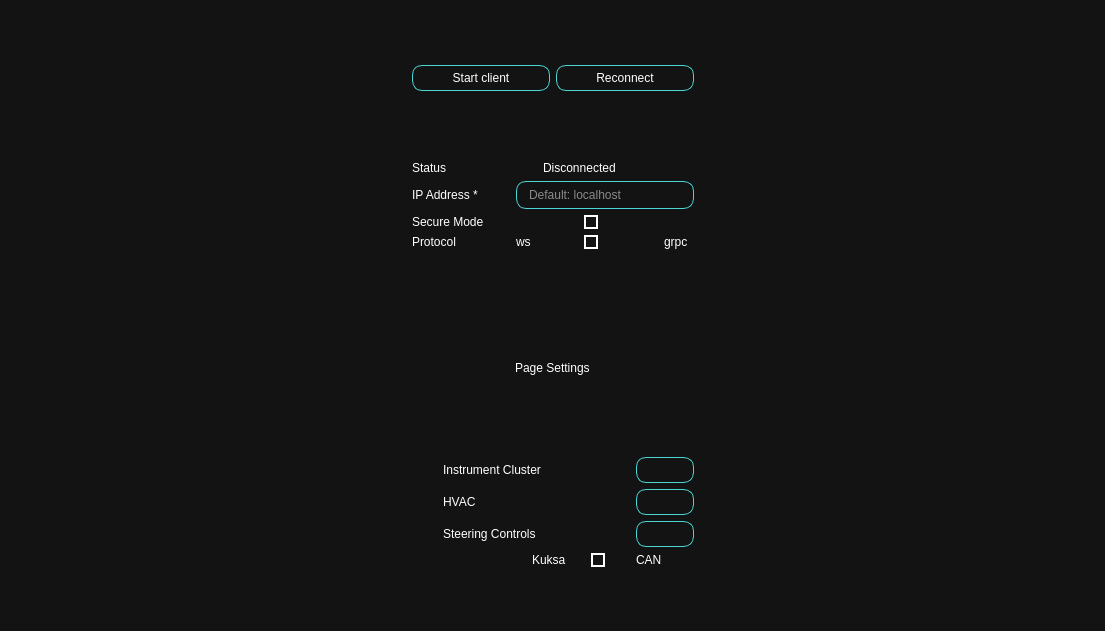
Qt form ui/Settings_Window.ui (AutomotiveGradeLinux/src-agl-demo-control-panel) before a commit.
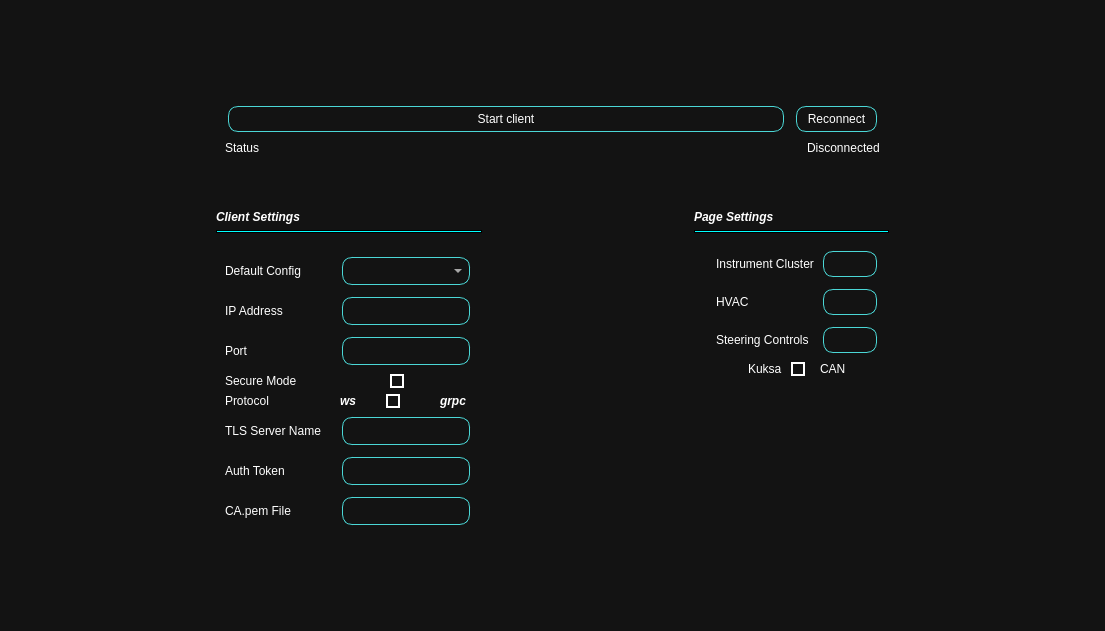
The same form after that commit. Icons and pictures are not drawn.

Commit message: agl-demo-control-panel: Refactor Settings, Config and UI scaling

```diff
--- a/ui/Settings_Window.ui
+++ b/ui/Settings_Window.ui
@@ -16,7 +16,7 @@
   <property name="styleSheet">
    <string notr="true">*{
 	border: none;
-	background-color: transparent;
+	/* background-color: transparent; */
 	background: none; 
 	padding: 0;
 	margin: 0;
@@ -33,6 +33,7 @@
 	padding: 5px 10px;
 	border: 1px solid #4BD7D6 ; /* light blue */
 	border-radius: 10px;
+	margin: 3px;
 }
 
 QPushButton:pressed {
@@ -44,6 +45,48 @@
 	padding: 5px 10px;
 	border: 1px solid #4BD7D6 ; /* light blue */
 	border-radius: 10px;
+	margin: 3px;
+}
+
+QComboBox{
+	background-color: transparent;
+	padding: 5px 10px;
+	border: 1px solid #4BD7D6 ; /* light blue */
+	border-radius: 10px;
+	margin: 3px;
+}
+
+QComboBox::drop-down {
+    image: url(:/Carbon_Icons/carbon_icons/chevron--down.svg);
+}
+
+QComboBox::down-arrow {
+    image: url(:/Carbon_Icons/carbon_icons/chevron--down.svg);
+}
+
+QComboBox::up-arrow {
+    image: url(:/Carbon_Icons/carbon_icons/chevron--up.svg);
+}
+
+QComboBox QAbstractItemView {
+    color: #4BD7D6; /* light blue */
+    background-color: #131313; /* black */
+    border: 1px solid #4BD7D6; /* light blue */
+    border-radius: 10px; /* rounded corners */
+}
+
+QComboBox QAbstractItemView::item {
+    color: #4BD7D6; /* light blue */
+    background-color: #131313; /* black */
+    border: 1px solid #4BD7D6; /* light blue */
+    border-radius: 10px; /* rounded corners */
+	padding: 5px 10px;
+	margin: 3px;
+}
+
+QComboBox QAbstractItemView::item:selected {
+    background-color: #6C6C85 ; /* pastel purple */
+    border-radius: 10px; /* rounded corners */
 }
 
 QCheckBox {
@@ -67,11 +110,74 @@
 
 QCheckBox:indicator:disabled {
   background-color: #cccccc; /* Grayed out background */
+}
+
+#divider_1{
+  background-color: #00ffff; /* Neon blue */
+  border: 1px solid; 
+}
+#divider_2{
+  background-color: #00ffff; /* Neon blue */
+  border: 1px solid; 
 }</string>
   </property>
   <widget class="QWidget" name="centralwidget">
    <layout class="QGridLayout" name="gridLayout">
-    <item row="0" column="0" colspan="4">
+    <item row="2" column="3">
+     <widget class="QLabel" name="label_2">
+      <property name="font">
+       <font>
+        <weight>75</weight>
+        <italic>true</italic>
+        <bold>true</bold>
+       </font>
+      </property>
+      <property name="text">
+       <string>Page Settings</string>
+      </property>
+      <property name="margin">
+       <number>6</number>
+      </property>
+     </widget>
+    </item>
+    <item row="3" column="1">
+     <widget class="QFrame" name="divider_1">
+      <property name="frameShape">
+       <enum>QFrame::HLine</enum>
+      </property>
+      <property name="frameShadow">
+       <enum>QFrame::Sunken</enum>
+      </property>
+     </widget>
+    </item>
+    <item row="2" column="1">
+     <widget class="QLabel" name="label_19">
+      <property name="font">
+       <font>
+        <weight>75</weight>
+        <italic>true</italic>
+        <bold>true</bold>
+       </font>
+      </property>
+      <property name="text">
+       <string>Client Settings</string>
+      </property>
+     </widget>
+    </item>
+    <item row="1" column="5" rowspan="6">
+     <spacer name="horizontalSpacer">
+      <property name="orientation">
+       <enum>Qt::Horizontal</enum>
+      </property>
+      <property name="sizeHint" stdset="0">
+       <size>
+        <width>40</width>
+        <height>20</height>
+       </size>
+      </property>
+     </spacer>
+    </item>
+    <item row="0" column="0" colspan="6">
      <spacer name="verticalSpacer_3">
       <property name="orientation">
        <enum>Qt::Vertical</enum>
@@ -84,229 +190,23 @@
       </property>
      </spacer>
     </item>
-    <item row="1" column="0" rowspan="5">
-     <spacer name="horizontalSpacer_2">
+    <item row="6" column="1" colspan="4">
+     <spacer name="verticalSpacer">
       <property name="orientation">
-       <enum>Qt::Horizontal</enum>
+       <enum>Qt::Vertical</enum>
+      </property>
+      <property name="sizeType">
+       <enum>QSizePolicy::Expanding</enum>
       </property>
       <property name="sizeHint" stdset="0">
        <size>
-        <width>40</width>
-        <height>20</height>
+        <width>20</width>
+        <height>40</height>
        </size>
       </property>
      </spacer>
     </item>
-    <item row="3" column="1" colspan="2">
-     <widget class="QFrame" name="frame_general_settings">
-      <property name="frameShape">
-       <enum>QFrame::StyledPanel</enum>
-      </property>
-      <property name="frameShadow">
-       <enum>QFrame::Raised</enum>
-      </property>
-      <layout class="QGridLayout" name="gridLayout_2">
-       <item row="1" column="5" colspan="2" alignment="Qt::AlignLeft">
-        <widget class="QLabel" name="connectionLogo">
-         <property name="text">
-          <string/>
-         </property>
-         <property name="pixmap">
-          <pixmap resource="../assets/res.qrc">:/Carbon_Icons/carbon_icons/connection-signal--off.svg</pixmap>
-         </property>
-        </widget>
-       </item>
-       <item row="2" column="0" colspan="4">
-        <widget class="QLabel" name="IPAddr">
-         <property name="text">
-          <string>IP Address *</string>
-         </property>
-        </widget>
-       </item>
-       <item row="4" column="7" alignment="Qt::AlignHCenter">
-        <widget class="QCheckBox" name="place_holder_toggle_2">
-         <property name="toolTip">
-          <string>Default: WS</string>
-         </property>
-         <property name="text">
-          <string/>
-         </property>
-        </widget>
-       </item>
-       <item row="4" column="0" colspan="3">
-        <widget class="QLabel" name="label_11">
-         <property name="toolTip">
-          <string>Default: WS</string>
-         </property>
-         <property name="text">
-          <string>Protocol</string>
-         </property>
-        </widget>
-       </item>
-       <item row="4" column="10" alignment="Qt::AlignLeft">
-        <widget class="QLabel" name="label_13">
-         <property name="text">
-          <string>grpc</string>
-         </property>
-        </widget>
-       </item>
-       <item row="1" column="0" colspan="4">
-        <widget class="QLabel" name="status">
-         <property name="text">
-          <string>Status</string>
-         </property>
-        </widget>
-       </item>
-       <item row="1" column="7">
-        <widget class="QLabel" name="connectionStatus">
-         <property name="sizePolicy">
-          <sizepolicy hsizetype="Expanding" vsizetype="Preferred">
-           <horstretch>0</horstretch>
-           <verstretch>0</verstretch>
-          </sizepolicy>
-         </property>
-         <property name="text">
-          <string>Disconnected</string>
-         </property>
-        </widget>
-       </item>
-       <item row="5" column="1" rowspan="2">
-        <widget class="QFrame" name="PageIcons">
-         <property name="frameShape">
-          <enum>QFrame::StyledPanel</enum>
-         </property>
-         <property name="frameShadow">
-          <enum>QFrame::Raised</enum>
-         </property>
-         <layout class="QVBoxLayout" name="verticalLayout">
-          <property name="spacing">
-           <number>0</number>
-          </property>
-          <property name="leftMargin">
-           <number>0</number>
-          </property>
-          <property name="topMargin">
-           <number>0</number>
-          </property>
-          <property name="rightMargin">
-           <number>0</number>
-          </property>
-          <property name="bottomMargin">
-           <number>0</number>
-          </property>
-         </layout>
-        </widget>
-       </item>
-       <item row="3" column="5">
-        <widget class="QLabel" name="label_9">
-         <property name="text">
-          <string/>
-         </property>
-         <property name="pixmap">
-          <pixmap resource="../assets/res.qrc">:/Carbon_Icons/carbon_icons/security-services.svg</pixmap>
-         </property>
-        </widget>
-       </item>
-       <item row="1" column="4" rowspan="4">
-        <spacer name="horizontalSpacer_3">
-         <property name="orientation">
-          <enum>Qt::Horizontal</enum>
-         </property>
-         <property name="sizeType">
-          <enum>QSizePolicy::Fixed</enum>
-         </property>
-         <property name="sizeHint" stdset="0">
-          <size>
-           <width>20</width>
-           <height>20</height>
-          </size>
-         </property>
-        </spacer>
-       </item>
-       <item row="3" column="0" colspan="4">
-        <widget class="QLabel" name="label">
-         <property name="toolTip">
-          <string>Default: Secure</string>
-         </property>
-         <property name="text">
-          <string>Secure Mode</string>
-         </property>
-        </widget>
-       </item>
-       <item row="5" column="2" rowspan="2">
-        <widget class="QFrame" name="PageLabels">
-         <property name="frameShape">
-          <enum>QFrame::StyledPanel</enum>
-         </property>
-         <property name="frameShadow">
-          <enum>QFrame::Raised</enum>
-         </property>
-         <layout class="QVBoxLayout" name="verticalLayout_2">
-          <property name="spacing">
-           <number>0</number>
-          </property>
-          <property name="leftMargin">
-           <number>0</number>
-          </property>
-          <property name="topMargin">
-           <number>0</number>
-          </property>
-          <property name="rightMargin">
-           <number>0</number>
-          </property>
-          <property name="bottomMargin">
-           <number>0</number>
-          </property>
-         </layout>
-        </widget>
-       </item>
-       <item row="4" column="5" alignment="Qt::AlignRight">
-        <widget class="QLabel" name="label_12">
-         <property name="text">
-          <string>ws</string>
-         </property>
-        </widget>
-       </item>
-       <item row="2" column="5" colspan="7">
-        <widget class="QLineEdit" name="IPAddrInput">
-         <property name="placeholderText">
-          <string>Default: localhost</string>
-         </property>
-        </widget>
-       </item>
-       <item row="3" column="6" colspan="3" alignment="Qt::AlignHCenter">
-        <widget class="QCheckBox" name="place_holder_toggle_1">
-         <property name="toolTip">
-          <string>Default: Secure</string>
-         </property>
-         <property name="text">
-          <string/>
-         </property>
-         <property name="checked">
-          <bool>false</bool>
-         </property>
-        </widget>
-       </item>
-       <item row="0" column="0" colspan="11">
-        <spacer name="verticalSpacer_2">
-         <property name="orientation">
-          <enum>Qt::Vertical</enum>
-         </property>
-         <property name="sizeType">
-          <enum>QSizePolicy::Maximum</enum>
-         </property>
-         <property name="sizeHint" stdset="0">
-          <size>
-           <width>20</width>
-           <height>40</height>
-          </size>
-         </property>
-        </spacer>
-       </item>
-      </layout>
-     </widget>
-    </item>
-    <item row="1" column="1" colspan="2">
+    <item row="1" column="1" colspan="4">
      <widget class="QFrame" name="frame_2">
       <property name="sizePolicy">
        <sizepolicy hsizetype="Preferred" vsizetype="Fixed">
@@ -320,9 +220,15 @@
       <property name="frameShadow">
        <enum>QFrame::Raised</enum>
       </property>
-      <layout class="QHBoxLayout" name="horizontalLayout_2">
-       <item>
+      <layout class="QGridLayout" name="gridLayout_4">
+       <item row="0" column="0">
         <widget class="QPushButton" name="startClientBtn">
+         <property name="sizePolicy">
+          <sizepolicy hsizetype="Expanding" vsizetype="Fixed">
+           <horstretch>0</horstretch>
+           <verstretch>0</verstretch>
+          </sizepolicy>
+         </property>
          <property name="text">
           <string>Start client</string>
          </property>
@@ -338,7 +244,7 @@
          </property>
         </widget>
        </item>
-       <item>
+       <item row="0" column="1" colspan="2" alignment="Qt::AlignRight">
         <widget class="QPushButton" name="reconnectBtn">
          <property name="text">
           <string>Reconnect</string>
@@ -355,27 +261,70 @@
          </property>
         </widget>
        </item>
+       <item row="3" column="1" alignment="Qt::AlignRight">
+        <widget class="QLabel" name="connectionLogo">
+         <property name="text">
+          <string/>
+         </property>
+         <property name="pixmap">
+          <pixmap resource="../assets/res.qrc">:/Carbon_Icons/carbon_icons/connection-signal--off.svg</pixmap>
+         </property>
+        </widget>
+       </item>
+       <item row="3" column="2" alignment="Qt::AlignLeft">
+        <widget class="QLabel" name="connectionStatus">
+         <property name="sizePolicy">
+          <sizepolicy hsizetype="Expanding" vsizetype="Preferred">
+           <horstretch>0</horstretch>
+           <verstretch>0</verstretch>
+          </sizepolicy>
+         </property>
+         <property name="text">
+          <string>Disconnected</string>
+         </property>
+        </widget>
+       </item>
+       <item row="3" column="0">
+        <widget class="QLabel" name="status">
+         <property name="text">
+          <string>Status</string>
+         </property>
+        </widget>
+       </item>
+       <item row="4" column="0" colspan="3">
+        <spacer name="verticalSpacer_2">
+         <property name="orientation">
+          <enum>Qt::Vertical</enum>
+         </property>
+         <property name="sizeType">
+          <enum>QSizePolicy::Maximum</enum>
+         </property>
+         <property name="sizeHint" stdset="0">
+          <size>
+           <width>20</width>
+           <height>40</height>
+          </size>
+         </property>
+        </spacer>
+       </item>
       </layout>
      </widget>
     </item>
-    <item row="5" column="1" colspan="2">
-     <spacer name="verticalSpacer">
+    <item row="1" column="0" rowspan="6">
+     <spacer name="horizontalSpacer_2">
       <property name="orientation">
-       <enum>Qt::Vertical</enum>
+       <enum>Qt::Horizontal</enum>
       </property>
-      <property name="sizeType">
-       <enum>QSizePolicy::Expanding</enum>
-      </property>
       <property name="sizeHint" stdset="0">
        <size>
-        <width>20</width>
-        <height>40</height>
+        <width>40</width>
+        <height>20</height>
        </size>
       </property>
      </spacer>
     </item>
-    <item row="1" column="3" rowspan="5">
-     <spacer name="horizontalSpacer">
+    <item row="2" column="2" rowspan="4">
+     <spacer name="horizontalSpacer_3">
       <property name="orientation">
        <enum>Qt::Horizontal</enum>
       </property>
@@ -387,12 +336,12 @@
       </property>
      </spacer>
     </item>
-    <item row="4" column="1" colspan="2">
+    <item row="4" column="3" rowspan="2" colspan="2" alignment="Qt::AlignTop">
      <widget class="QFrame" name="frame_page_settings">
       <property name="minimumSize">
        <size>
-        <width>300</width>
-        <height>300</height>
+        <width>0</width>
+        <height>0</height>
        </size>
       </property>
       <property name="frameShape">
@@ -402,7 +351,21 @@
        <enum>QFrame::Raised</enum>
       </property>
       <layout class="QGridLayout" name="gridLayout_3">
-       <item row="7" column="4">
+       <item row="3" column="1" colspan="3">
+        <widget class="QLabel" name="label_4">
+         <property name="text">
+          <string>HVAC</string>
+         </property>
+        </widget>
+       </item>
+       <item row="5" column="3" alignment="Qt::AlignHCenter">
+        <widget class="QCheckBox" name="place_holder_toggle_3">
+         <property name="text">
+          <string/>
+         </property>
+        </widget>
+       </item>
+       <item row="4" column="4">
         <widget class="QPushButton" name="pushButton_3">
          <property name="text">
           <string/>
@@ -419,48 +382,55 @@
          </property>
         </widget>
        </item>
-       <item row="5" column="4">
-        <widget class="QPushButton" name="pushButton">
+       <item row="2" column="1" colspan="3">
+        <widget class="QLabel" name="label_3">
          <property name="text">
-          <string/>
+          <string>Instrument Cluster</string>
          </property>
-         <property name="icon">
-          <iconset resource="../assets/res.qrc">
-           <normaloff>:/Carbon_Icons/carbon_icons/view.svg</normaloff>:/Carbon_Icons/carbon_icons/view.svg</iconset>
-         </property>
-         <property name="iconSize">
-          <size>
-           <width>30</width>
-           <height>30</height>
-          </size>
-         </property>
         </widget>
        </item>
-       <item row="6" column="4">
-        <widget class="QPushButton" name="pushButton_2">
-         <property name="text">
-          <string/>
-         </property>
-         <property name="icon">
-          <iconset resource="../assets/res.qrc">
-           <normaloff>:/Carbon_Icons/carbon_icons/view.svg</normaloff>:/Carbon_Icons/carbon_icons/view.svg</iconset>
-         </property>
-         <property name="iconSize">
-          <size>
-           <width>30</width>
-           <height>30</height>
-          </size>
-         </property>
-        </widget>
-       </item>
-       <item row="7" column="1" colspan="3">
+       <item row="4" column="1" colspan="3">
         <widget class="QLabel" name="label_5">
          <property name="text">
           <string>Steering Controls</string>
          </property>
         </widget>
        </item>
-       <item row="6" column="0">
+       <item row="5" column="1" alignment="Qt::AlignHCenter|Qt::AlignVCenter">
+        <widget class="QLabel" name="label_15">
+         <property name="text">
+          <string/>
+         </property>
+         <property name="pixmap">
+          <pixmap resource="../assets/res.qrc">:/Carbon_Icons/carbon_icons/x-axis.svg</pixmap>
+         </property>
+        </widget>
+       </item>
+       <item row="5" column="2" alignment="Qt::AlignRight|Qt::AlignVCenter">
+        <widget class="QLabel" name="label_14">
+         <property name="text">
+          <string>Kuksa</string>
+         </property>
+        </widget>
+       </item>
+       <item row="2" column="4">
+        <widget class="QPushButton" name="pushButton">
+         <property name="text">
+          <string/>
+         </property>
+         <property name="icon">
+          <iconset resource="../assets/res.qrc">
+           <normaloff>:/Carbon_Icons/carbon_icons/view.svg</normaloff>:/Carbon_Icons/carbon_icons/view.svg</iconset>
+         </property>
+         <property name="iconSize">
+          <size>
+           <width>30</width>
+           <height>30</height>
+          </size>
+         </property>
+        </widget>
+       </item>
+       <item row="3" column="0">
         <widget class="QLabel" name="label_7">
          <property name="sizePolicy">
           <sizepolicy hsizetype="Fixed" vsizetype="Fixed">
@@ -485,21 +455,56 @@
          </property>
         </widget>
        </item>
-       <item row="0" column="0" colspan="5" alignment="Qt::AlignHCenter">
-        <widget class="QLabel" name="label_2">
+       <item row="5" column="4" alignment="Qt::AlignLeft">
+        <widget class="QLabel" name="label_10">
          <property name="text">
-          <string>Page Settings</string>
+          <string>CAN</string>
          </property>
         </widget>
        </item>
-       <item row="6" column="1" colspan="3">
-        <widget class="QLabel" name="label_4">
+       <item row="3" column="4">
+        <widget class="QPushButton" name="pushButton_2">
          <property name="text">
-          <string>HVAC</string>
+          <string/>
          </property>
+         <property name="icon">
+          <iconset resource="../assets/res.qrc">
+           <normaloff>:/Carbon_Icons/carbon_icons/view.svg</normaloff>:/Carbon_Icons/carbon_icons/view.svg</iconset>
+         </property>
+         <property name="iconSize">
+          <size>
+           <width>30</width>
+           <height>30</height>
+          </size>
+         </property>
         </widget>
        </item>
-       <item row="5" column="0">
+       <item row="4" column="0">
+        <widget class="QLabel" name="label_8">
+         <property name="sizePolicy">
+          <sizepolicy hsizetype="Fixed" vsizetype="Fixed">
+           <horstretch>0</horstretch>
+           <verstretch>0</verstretch>
+          </sizepolicy>
+         </property>
+         <property name="maximumSize">
+          <size>
+           <width>25</width>
+           <height>25</height>
+          </size>
+         </property>
+         <property name="text">
+          <string/>
+         </property>
+         <property name="pixmap">
+          <pixmap resource="../assets/res.qrc">:/Images/Images/steering-wheel.svg</pixmap>
+         </property>
+         <property name="scaledContents">
+          <bool>true</bool>
+         </property>
+        </widget>
+       </item>
+       <item row="2" column="0">
         <widget class="QLabel" name="label_6">
          <property name="sizePolicy">
           <sizepolicy hsizetype="Fixed" vsizetype="Ignored">
@@ -524,68 +529,178 @@
          </property>
         </widget>
        </item>
-       <item row="5" column="1" colspan="3">
-        <widget class="QLabel" name="label_3">
+      </layout>
+     </widget>
+    </item>
+    <item row="3" column="3" colspan="2">
+     <widget class="QFrame" name="divider_2">
+      <property name="acceptDrops">
+       <bool>false</bool>
+      </property>
+      <property name="autoFillBackground">
+       <bool>false</bool>
+      </property>
+      <property name="frameShape">
+       <enum>QFrame::HLine</enum>
+      </property>
+      <property name="frameShadow">
+       <enum>QFrame::Sunken</enum>
+      </property>
+     </widget>
+    </item>
+    <item row="5" column="1">
+     <widget class="QFrame" name="frame_general_settings">
+      <property name="frameShape">
+       <enum>QFrame::StyledPanel</enum>
+      </property>
+      <property name="frameShadow">
+       <enum>QFrame::Raised</enum>
+      </property>
+      <layout class="QGridLayout" name="gridLayout_2">
+       <item row="1" column="3" colspan="6">
+        <widget class="QLineEdit" name="IPAddrInput">
+         <property name="placeholderText">
+          <string/>
+         </property>
+        </widget>
+       </item>
+       <item row="2" column="0">
+        <widget class="QLabel" name="label_16">
          <property name="text">
-          <string>Instrument Cluster</string>
+          <string>Port</string>
+         </property>
+        </widget>
+       </item>
+       <item row="4" column="4" colspan="3" alignment="Qt::AlignHCenter">
+        <widget class="QCheckBox" name="place_holder_toggle_2">
+         <property name="toolTip">
+          <string>Default: WS</string>
+         </property>
+         <property name="text">
+          <string/>
+         </property>
+        </widget>
+       </item>
+       <item row="5" column="3" colspan="6">
+        <widget class="QLineEdit" name="TLS_Server_Name"/>
+       </item>
+       <item row="0" column="0">
+        <widget class="QLabel" name="label_18">
+         <property name="text">
+          <string>Default Config</string>
+         </property>
+        </widget>
+       </item>
+       <item row="1" column="0" colspan="3">
+        <widget class="QLabel" name="IPAddr">
+         <property name="text">
+          <string>IP Address</string>
+         </property>
+        </widget>
+       </item>
+       <item row="3" column="0" colspan="3">
+        <widget class="QLabel" name="label">
+         <property name="toolTip">
+          <string>Default: Secure</string>
+         </property>
+         <property name="text">
+          <string>Secure Mode</string>
+         </property>
+        </widget>
+       </item>
+       <item row="2" column="3" colspan="6">
+        <widget class="QLineEdit" name="PortInput"/>
+       </item>
+       <item row="6" column="0">
+        <widget class="QLabel" name="label_21">
+         <property name="text">
+          <string>Auth Token</string>
+         </property>
+        </widget>
+       </item>
+       <item row="6" column="3" colspan="6">
+        <widget class="QLineEdit" name="Auth_Token"/>
+       </item>
+       <item row="4" column="3" alignment="Qt::AlignHCenter">
+        <widget class="QLabel" name="label_12">
+         <property name="font">
+          <font>
+           <weight>75</weight>
+           <italic>true</italic>
+           <bold>true</bold>
+          </font>
+         </property>
+         <property name="text">
+          <string>ws</string>
+         </property>
+        </widget>
+       </item>
+       <item row="5" column="0">
+        <widget class="QLabel" name="label_20">
+         <property name="text">
+          <string>TLS Server Name</string>
+         </property>
+        </widget>
+       </item>
+       <item row="3" column="5" colspan="4" alignment="Qt::AlignLeft">
+        <widget class="QCheckBox" name="place_holder_toggle_1">
+         <property name="toolTip">
+          <string>Default: Secure</string>
+         </property>
+         <property name="text">
+          <string/>
+         </property>
+         <property name="checked">
+          <bool>false</bool>
+         </property>
+        </widget>
+       </item>
+       <item row="4" column="0" colspan="2">
+        <widget class="QLabel" name="label_11">
+         <property name="toolTip">
+          <string>Default: WS</string>
+         </property>
+         <property name="text">
+          <string>Protocol</string>
+         </property>
+        </widget>
+       </item>
+       <item row="0" column="3" colspan="6">
+        <widget class="QComboBox" name="List_Configs_ComboBox"/>
+       </item>
+       <item row="3" column="3" alignment="Qt::AlignHCenter">
+        <widget class="QLabel" name="label_9">
+         <property name="text">
+          <string/>
+         </property>
+         <property name="pixmap">
+          <pixmap resource="../assets/res.qrc">:/Carbon_Icons/carbon_icons/security-services.svg</pixmap>
+         </property>
+        </widget>
+       </item>
+       <item row="4" column="7" colspan="2" alignment="Qt::AlignHCenter">
+        <widget class="QLabel" name="label_13">
+         <property name="font">
+          <font>
+           <weight>75</weight>
+           <italic>true</italic>
+           <bold>true</bold>
+          </font>
+         </property>
+         <property name="text">
+          <string>grpc</string>
          </property>
         </widget>
        </item>
        <item row="7" column="0">
-        <widget class="QLabel" name="label_8">
-         <property name="sizePolicy">
-          <sizepolicy hsizetype="Fixed" vsizetype="Fixed">
-           <horstretch>0</horstretch>
-           <verstretch>0</verstretch>
-          </sizepolicy>
-         </property>
-         <property name="maximumSize">
-          <size>
-           <width>25</width>
-           <height>25</height>
-          </size>
-         </property>
+        <widget class="QLabel" name="label_17">
          <property name="text">
-          <string/>
+          <string>CA.pem File</string>
          </property>
-         <property name="pixmap">
-          <pixmap resource="../assets/res.qrc">:/Images/Images/steering-wheel.svg</pixmap>
-         </property>
-         <property name="scaledContents">
-          <bool>true</bool>
-         </property>
         </widget>
        </item>
-       <item row="8" column="4" alignment="Qt::AlignLeft">
-        <widget class="QLabel" name="label_10">
-         <property name="text">
-          <string>CAN</string>
-         </property>
-        </widget>
-       </item>
-       <item row="8" column="3" alignment="Qt::AlignHCenter">
-        <widget class="QCheckBox" name="place_holder_toggle_3">
-         <property name="text">
-          <string/>
-         </property>
-        </widget>
-       </item>
-       <item row="8" column="2" alignment="Qt::AlignRight|Qt::AlignVCenter">
-        <widget class="QLabel" name="label_14">
-         <property name="text">
-          <string>Kuksa</string>
-         </property>
-        </widget>
-       </item>
-       <item row="8" column="1" alignment="Qt::AlignHCenter|Qt::AlignVCenter">
-        <widget class="QLabel" name="label_15">
-         <property name="text">
-          <string/>
-         </property>
-         <property name="pixmap">
-          <pixmap resource="../assets/res.qrc">:/Carbon_Icons/carbon_icons/x-axis.svg</pixmap>
-         </property>
-        </widget>
+       <item row="7" column="3" colspan="6">
+        <widget class="QLineEdit" name="CA_File"/>
        </item>
       </layout>
      </widget>
```
The commit also changes 22 other files.
